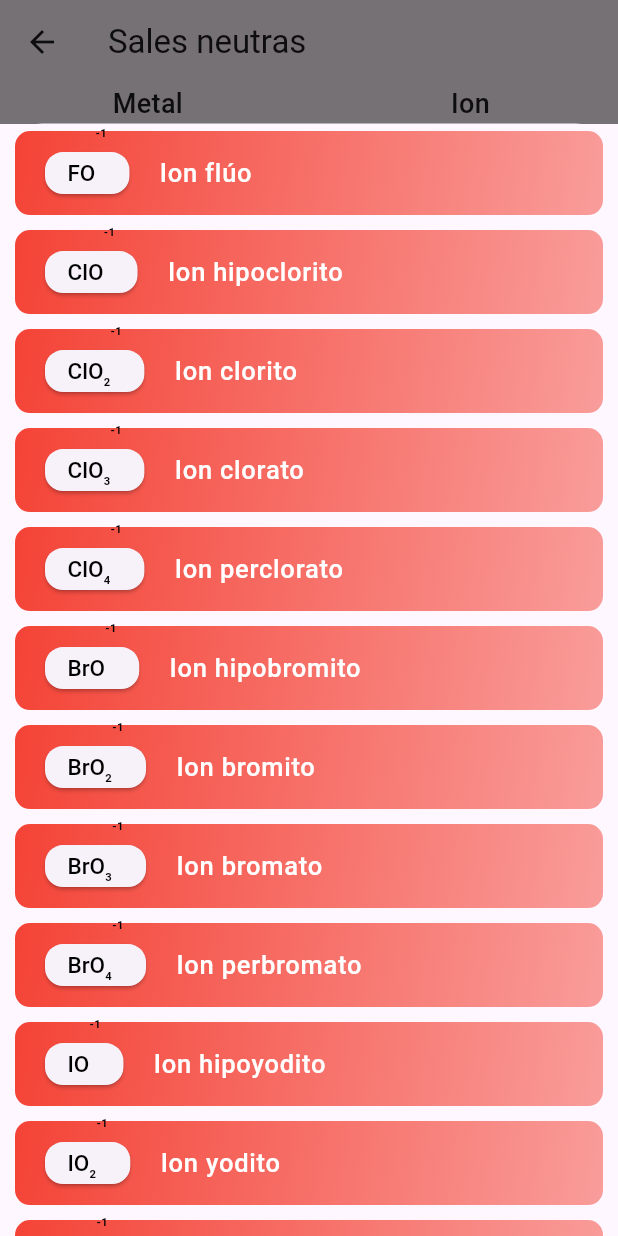
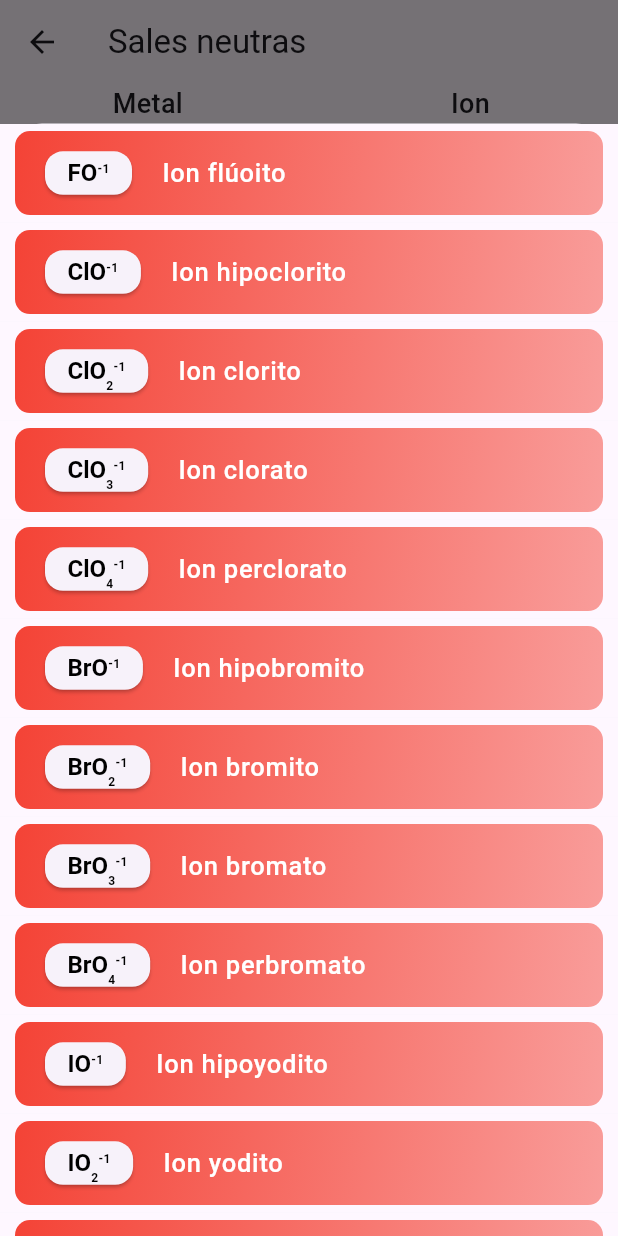
Before and after one commit to LarzlRael/chemistry_app, a Flutter app: the SalesNeutras screen opened by its route, after a tap on "Seleccione un ion", on a phone screen of 412 x 824 dp. Run offline on Flutter 3.47's test engine with Material 3 defaults, Android fonts, the phone set to English and light mode, and no system bars; our stand-ins replace flip_card, flutter_hooks, flutter_riverpod, font_awesome_flutter, go_router, google_fonts and 2 more.

Commit message:
Refactor code and fix styling issues

```diff
--- a/lib/models/compound_model.dart
+++ b/lib/models/compound_model.dart
@@ -16,6 +16,8 @@
   ion,
   sal_neutra,
 }
+
+final anhidridoName = TypeCompound.anhidrido.name.toCapitalize();
 
 class Valence {
   final int value;
@@ -49,8 +51,8 @@
   'Fe': 'ferr',
   'Mn': 'mangan',
 };
-final specialHidrurosNameCases = {
-  'Au': 'aur',
+final noMetalspecialNamesCases = {
+  'S': 'sulfur',
   'Mn': 'mangan',
   'N': 'nitr',
 };
--- a/lib/pages/compounds/sales_neutras.dart
+++ b/lib/pages/compounds/sales_neutras.dart
@@ -50,9 +50,7 @@
                 ),
                 Container(
                   padding: EdgeInsets.symmetric(horizontal: 5),
-                  child: Icon(
-                    FontAwesomeIcons.circlePlus,
-                  ),
+                  child: Icon(FontAwesomeIcons.circlePlus),
                 ),
                 SelecteCardForSal(
                   title: 'Ion',
@@ -67,8 +65,8 @@
                             FormulaInText(
                               compoundFormula:
                                   getValenceString(ionSelected.value!.formula),
+                              fontSize: 20,
                               textStyle: TextStyle(
-                                  fontSize: 20,
                                   fontWeight: FontWeight.w600,
                                   color: Colors.black),
                             ),
@@ -89,10 +87,9 @@
                         child: FormulaInText(
                           compoundFormula:
                               getValenceString(result.value!.formula),
+                          fontSize: 35,
                           textStyle: TextStyle(
-                              fontSize: 30,
-                              fontWeight: FontWeight.w600,
-                              color: Colors.black),
+                              fontWeight: FontWeight.w600, color: Colors.black),
                         ),
                       ),
                     ],
--- a/lib/utils/compound_utils.dart
+++ b/lib/utils/compound_utils.dart
@@ -1,7 +1,7 @@
 part of 'utils.dart';
 
 List<String> separarElementos(String text) {
-  RegExp regExp = RegExp(r'-?\d+|[a-zA-Z]+');
+  RegExp regExp = RegExp(r'-?\d+|[a-zA-Z]|(?<=\d)(?=\D)|(?<=\D)(?=\d)');
   Iterable<RegExpMatch> matches = regExp.allMatches(text);
 
   List<String> elementos = [];
@@ -79,7 +79,7 @@
 
 String getValenceString(List<Valence> valences) =>
 /* TODO add () parentesis a los elemtnso quesean necesarios */
-    valences.map((valence) => '${valence.suffix}${valence.value}').join('');
+    valences.map((valence) => valence.toString()).join('');
 
 List<Valence> simplify(List<Valence> arr) {
   List<Valence> simplifiedList = [];
@@ -184,10 +184,45 @@
   final valenceSuffix = valence.suffix.name;
 
   if (periodicTableElement.valencias.length == 1) {
-    return "de $name";
+    return " de $name";
   }
   if (specialOxidesNameCases.containsKey(periodicTableElement.symbol)) {
-    return "${specialOxidesNameCases[periodicTableElement.symbol]}$valenceSuffix";
+    return " ${specialOxidesNameCases[periodicTableElement.symbol]}$valenceSuffix";
   }
   return "${name.substring(0, name.length - 1)}$valenceSuffix";
 }
+
+String getValueOrSame(String key, String defaultValue) {
+  return noMetalspecialNamesCases[key] ?? defaultValue;
+}
+
+String setAnhidridoName(
+    PeriodicTableElement periodicTableElement, Valencia valence) {
+  if (noMetalspecialNamesCases.containsKey(periodicTableElement.symbol)) {
+    return "$anhidridoName ${noMetalspecialNamesCases[periodicTableElement.symbol]}${valence.suffix.name}";
+  } else {
+    return "$anhidridoName ${periodicTableElement.name.toLowerCase().substring(
+          0,
+          periodicTableElement.name.length - 1,
+        )}${valence.suffix.name}";
+  }
+}
+
+String anhidridoHipoOsoName(
+    PeriodicTableElement periodicTableElement, Valencia valence) {
+  final split = splitString(valence.suffix.name, "_");
+  String name = '';
+  const typeElement = 'Anhidrido';
+  if (noMetalspecialNamesCases.containsKey(periodicTableElement.symbol)) {
+    name =
+        "$typeElement ${split[0]}${noMetalspecialNamesCases[periodicTableElement.symbol]}${split[1]}";
+  } else {
+    name =
+        "$typeElement ${split[0]}${periodicTableElement.name.toLowerCase().substring(
+              0,
+              periodicTableElement.name.length - 1,
+            )}${split[1]}";
+  }
+
+  return name;
+}
--- a/lib/utils/one_compound_by_type_utils.dart
+++ b/lib/utils/one_compound_by_type_utils.dart
@@ -243,8 +243,8 @@
       name = fixIcoWord(name);
     }
 
-    if (specialHidrurosNameCases.containsKey(elementAux.symbol)) {
-      name = "Hidruro ${specialHidrurosNameCases[elementAux.symbol]}$suffix";
+    if (noMetalspecialNamesCases.containsKey(elementAux.symbol)) {
+      name = "Hidruro ${noMetalspecialNamesCases[elementAux.symbol]}$suffix";
     }
     compounds.add(Compound(
       element: elementAux,
@@ -258,7 +258,6 @@
 }
 
 List<Compound> generateAnhidridosByOneElement(PeriodicTableElement element) {
-  const nameType = "Anhidrido";
   final compounds = <Compound>[];
 
   if (element.valencias.isEmpty) {
@@ -289,27 +288,24 @@
     String name = "";
 
     if (element.valencias.length == 1) {
-      name = "$nameType de ${element.name.toLowerCase()}";
+      name = "$anhidridoName de ${element.name.toLowerCase()}";
     }
-    if (valencia.suffix == TypeValencia.hipo_oso ||
+    if (element.valencias.length > 1 && valencia.suffix == TypeValencia.ico ||
+        valencia.suffix == TypeValencia.oso) {
+      name = setAnhidridoName(element, valencia);
+    }
+    if (element.valencias.length > 2 &&
+            valencia.suffix == TypeValencia.hipo_oso ||
         valencia.suffix == TypeValencia.per_ico) {
-      final split = splitString(valencia.suffix.name, "_");
-      name = "$nameType ${split[0]}${element.name.toLowerCase().substring(
-            0,
-            element.name.length - 1,
-          )}${split[1]}";
-    } else {
-      name = "$nameType ${element.name.toLowerCase().substring(
-            0,
-            element.name.length - 1,
-          )}$suffix";
+      name = anhidridoHipoOsoName(element, valencia);
     }
+    /* if (element.valencias.length > 1 &&
+        noMetalspecialameCases.containsKey(element.symbol)) {
+      name = "$nameType ${noMetalspecialameCases[element.symbol]}$suffix";
+    } */
 
     name = fixIcoWord(name);
 
-    /* if (specialHidrurosNameCases.containsKey(element.symbol)) {
-      name = "$nameType ${specialHidrurosNameCases[element.symbol]}$suffix";
-    } */
     compounds.add(Compound(
       element: element,
       name: name,
@@ -334,14 +330,14 @@
   for (var anhidrido in getAnhidrido) {
     String name = "$nameType";
 
-    /* if (specialHidrurosNameCases.containsKey(element.symbol)) {
-      name = "$nameType ${specialHidrurosNameCases[element.symbol]}$suffix";
+    /*  if (noMetalspecialameCases.containsKey(element.symbol)) {
+      name = "$nameType ${noMetalspecialameCases[element.symbol]}$suffix";
     } */
     compounds.add(
       Compound(
         compound: anhidrido,
         element: element,
-        name: anhidrido.name.replaceFirst("Anhidrido", name),
+        name: anhidrido.name.replaceFirst(anhidridoName, name),
         formula: simplify([
           Valence(
             suffix: "H",
@@ -400,15 +396,13 @@
               ),
               ...anhidrido.formula.map((e) {
                 if (e.suffix == "O") {
-                  return e.copyWith(
-                      value: (i + 1) *
-                          valencia
-                              .value); // Multiplica por (i + 1) para obtener 1 * valencia.value, 2 * valencia.value, 3 * valencia.value
+                  return e.copyWith(value: (i + 1) * valencia.value);
+                  // Multiplica por (i + 1) para obtener 1 * valencia.value, 2 * valencia.value, 3 * valencia.value
                 }
                 return e;
               }),
             ],
-            name: anhidrido.name.replaceFirst("Anhidrido", "Acido"),
+            name: anhidrido.name.replaceFirst(anhidridoName, "Acido"),
           );
           compounds.add(modifiedAcido);
         }
@@ -448,49 +442,12 @@
   return Compound(
     element: periodicTableElement,
     name: compound.name.replaceAll('Ion', '') +
-        salNeutraName(periodicTableElement, valence),
+        salNeutraName(periodicTableElement, valence).toCapitalize(),
     type: TypeCompound.sal_neutra,
     formula: [
       Valence(
         suffix: periodicTableElement.symbol,
-        value: compound.formula.last.value * valence.value * -1,
-      ),
-      ...compound.formula
-        ..removeLast()
-        ..add(Valence(value: valence.value, suffix: ''))
-    ],
-  );
-  /* final ion = acido.copyWith(
-    name: acido.name.replaceFirst("Acido", "Ion"),
-    type: TypeCompound.ion,
-    formula: moveFirstElementToLastPosition(acido.formula.map((e) {
-      if (e.suffix == "H") {
-        return e.copyWith(value: e.value * -1, suffix: '');
-      }
-      return e;
-    }).toList()),
-  );
-  return ion; */
-}
-
-Compound generateSaleNeutra(
-  PeriodicTableElement periodicTableElement,
-  Valencia valence,
-  Compound compound,
-) {
-  return Compound(
-    element: periodicTableElement,
-    name: periodicTableElement.valencias.length == 1
-        ? "Ion de ${periodicTableElement.name.toLowerCase()}"
-        : "Ion ${periodicTableElement.name.toLowerCase().substring(
-              0,
-              periodicTableElement.name.length - 1,
-            )}${valence.suffix.name}",
-    type: TypeCompound.sal_neutra,
-    formula: [
-      Valence(
-        suffix: periodicTableElement.symbol,
-        value: compound.formula.last.value * valence.value * -1,
+        value: compound.formula.last.value.abs(),
       ),
       ...compound.formula
         ..removeLast()
--- a/lib/widgets/cards/compound_card.dart
+++ b/lib/widgets/cards/compound_card.dart
@@ -51,7 +51,7 @@
 
   @override
   Widget build(BuildContext context) {
-    final textStyle = TextStyle(color: Colors.white, fontSize: fontSizeCard);
+    final textStyle = TextStyle(color: Colors.white);
     return InkWell(
       onTap: () {
         if (onTap != null) {
@@ -84,6 +84,7 @@
                     FormulaInText(
                       compoundFormula: getValenceString(compound.formula),
                       textStyle: textStyle,
+                      fontSize: fontSizeCard,
                     ),
                     SimpleText(
                       padding: EdgeInsets.symmetric(horizontal: 5),
--- a/lib/widgets/text/formula_in_text.dart
+++ b/lib/widgets/text/formula_in_text.dart
@@ -3,10 +3,12 @@
 class FormulaInText extends StatelessWidget {
   final String compoundFormula;
   final TextStyle? textStyle;
+  final double? fontSize;
   const FormulaInText({
     super.key,
     required this.compoundFormula,
     this.textStyle,
+    this.fontSize = 16.0,
   });
 
   @override
@@ -17,29 +19,27 @@
         style: textStyle,
         children: compoundSeparate.map((e) {
           /* is the number is negative in case of ios */
-
           if (e.contains(RegExp(r'[a-zA-Z]'))) {
             return TextSpan(
               text: e,
-              style: textStyle,
+              style: textStyle?.copyWith(
+                fontSize: fontSize,
+                fontWeight: FontWeight.bold,
+              ),
             );
           }
           /* change -30 position as the font size */
-          final position = int.parse(e) > 0 ? 4.0 : -30.0;
+          final position =
+              int.parse(e) > 0 ? (fontSize! / 2.5) : (fontSize! / 2.5) * -1;
           return WidgetSpan(
             child: Transform.translate(
               offset: Offset(0.0, position),
               child: Text(
                 int.parse(e) == 1 || int.parse(e) == 0 ? '' : e,
                 style: textStyle?.copyWith(
-                      fontSize: textStyle!.fontSize! * 0.50,
-                      fontWeight: FontWeight.bold,
-                    ) ??
-                    TextStyle(
-                      fontSize:
-                          DefaultTextStyle.of(context).style.fontSize! * 0.50,
-                      fontWeight: FontWeight.bold,
-                    ),
+                  fontSize: fontSize! * 0.50,
+                  fontWeight: FontWeight.bold,
+                ),
               ),
             ),
           );
```
